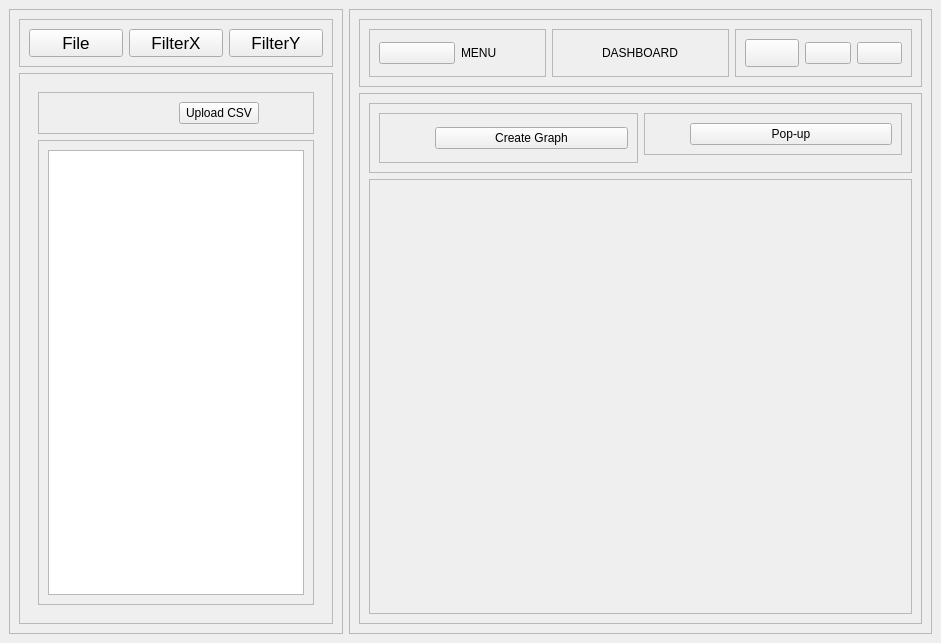
Old version of the form v1/form.ui in the repository mertserafett1n/Desktop-App-to-Visualize-Data.
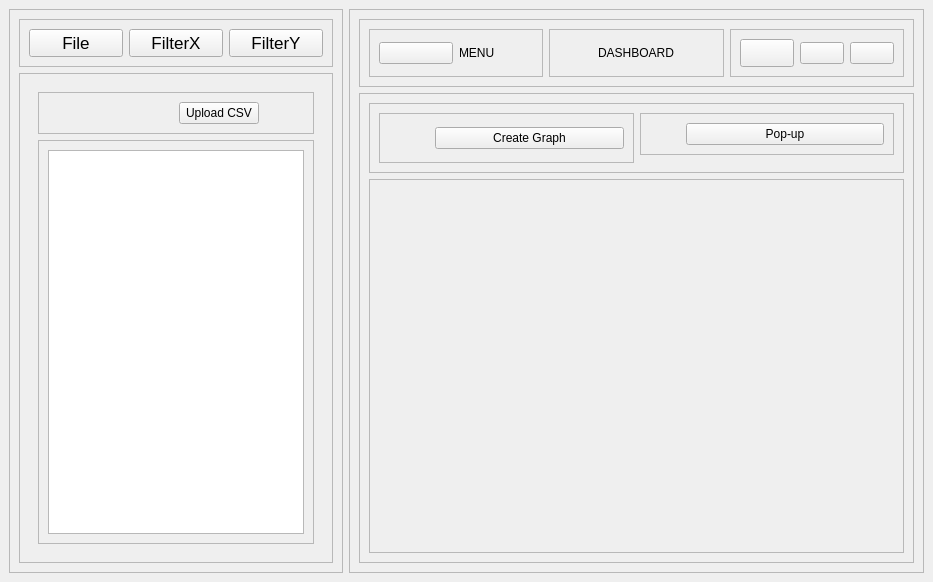
New version of the form. The open tabs and pages were chosen to show the change. Icons and pictures are not drawn.

```diff
--- a/v1/form.ui
+++ b/v1/form.ui
@@ -6,8 +6,8 @@
    <rect>
     <x>0</x>
     <y>0</y>
-    <width>941</width>
-    <height>643</height>
+    <width>933</width>
+    <height>582</height>
    </rect>
   </property>
   <property name="windowTitle">
@@ -553,6 +553,23 @@
             <layout class="QHBoxLayout" name="horizontalLayout_8">
              <item>
               <widget class="QPushButton" name="buttonMenu">
+               <property name="styleSheet">
+                <string notr="true">#buttonSpecial {
+    background-color: #4A90E2;
+    color: #FFFFFF;
+    border: 1px solid #4A90E2;
+    border-radius: 4px;
+    padding: 8px 16px;
+}
+
+#buttonSpecial:hover {
+    background-color: #357ABD;
+}
+
+#buttonSpecial:pressed {
+    background-color: #2C5F99;
+}</string>
+               </property>
                <property name="text">
                 <string/>
                </property>
@@ -706,6 +723,23 @@
                 </item>
                 <item>
                  <widget class="QPushButton" name="buttonCreateGraph">
+                  <property name="styleSheet">
+                   <string notr="true">#buttonSpecial {
+    background-color: #4A90E2;
+    color: #FFFFFF;
+    border: 1px solid #4A90E2;
+    border-radius: 4px;
+    padding: 8px 16px;
+}
+
+#buttonSpecial:hover {
+    background-color: #357ABD;
+}
+
+#buttonSpecial:pressed {
+    background-color: #2C5F99;
+}</string>
+                  </property>
                   <property name="text">
                    <string>Create Graph</string>
                   </property>
@@ -744,6 +778,23 @@
                 </item>
                 <item>
                  <widget class="QPushButton" name="buttonPopUp">
+                  <property name="styleSheet">
+                   <string notr="true">#buttonSpecial {
+    background-color: #4A90E2;
+    color: #FFFFFF;
+    border: 1px solid #4A90E2;
+    border-radius: 4px;
+    padding: 8px 16px;
+}
+
+#buttonSpecial:hover {
+    background-color: #357ABD;
+}
+
+#buttonSpecial:pressed {
+    background-color: #2C5F99;
+}</string>
+                  </property>
                   <property name="text">
                    <string>Pop-up</string>
                   </property>
```
Left out of the diff: 95 changed lines with no effect on the pictures.
